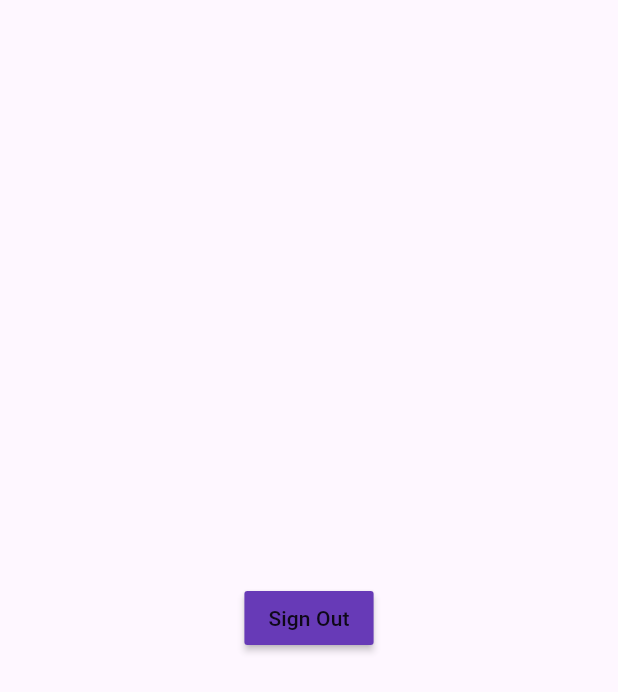
After one commit to Abdul-Hadi-Jalil/firebase-basics-tutorial, a Flutter app: the screen it shows once a user with an empty profile is signed in, after a tap on "Sign Out", on a phone screen of 412 x 824 dp. The commit adds this screen. Shown: the top 692 px of the screen. Run offline on Flutter 3.47's test engine with Material 3 defaults, Android fonts, the light colour scheme and no system bars; our stand-ins replace firebase_auth, firebase_core; accounts and stored records are empty; network calls fail.

Commit message:
implemented the firebase in app and create a user, and login in with it

```diff
--- /dev/null
+++ b/lib/app.dart
@@ -0,0 +1,24 @@
+import 'package:firebase_basics_tutorial/screens/home_screen.dart';
+import 'package:firebase_basics_tutorial/screens/login_screen.dart';
+import 'package:flutter/material.dart';
+import 'package:firebase_auth/firebase_auth.dart';
+
+class App extends StatelessWidget {
+  const App({super.key});
+
+  @override
+  Widget build(BuildContext context) {
+    return Scaffold(
+      body: StreamBuilder<User?>(
+        stream: FirebaseAuth.instance.authStateChanges(),
+        builder: (context, snapshot) {
+          if (snapshot.hasData) {
+            return HomeScreen();
+          } else {
+            return LoginScreen();
+          }
+        },
+      ),
+    );
+  }
+}
--- a/lib/main.dart
+++ b/lib/main.dart
@@ -1,5 +1,5 @@
+import 'package:firebase_basics_tutorial/app.dart';
 import 'package:firebase_basics_tutorial/firebase_options.dart';
-import 'package:firebase_basics_tutorial/screens/login_screen.dart';
 import 'package:firebase_core/firebase_core.dart';
 import 'package:flutter/material.dart';
 
@@ -18,7 +18,7 @@ class MyApp extends StatelessWidget {
     return MaterialApp(
       title: 'Flutter Firebase basics tutorial',
       debugShowCheckedModeBanner: false,
-      home: LoginScreen(),
+      home: App(),
     );
   }
 }
--- /dev/null
+++ b/lib/screens/home_screen.dart
@@ -0,0 +1,27 @@
+import 'package:firebase_auth/firebase_auth.dart';
+import 'package:flutter/material.dart';
+
+class HomeScreen extends StatelessWidget {
+  const HomeScreen({super.key});
+
+  @override
+  Widget build(BuildContext context) {
+    return Scaffold(
+      body: Center(
+        child: Column(
+          mainAxisAlignment: MainAxisAlignment.center,
+          children: [
+            MaterialButton(
+              onPressed: () {
+                FirebaseAuth.instance.signOut();
+              },
+              color: Colors.deepPurple,
+              minWidth: 40,
+              child: Text('Sign Out'),
+            ),
+          ],
+        ),
+      ),
+    );
+  }
+}
--- a/lib/screens/login_screen.dart
+++ b/lib/screens/login_screen.dart
@@ -1,3 +1,5 @@
+import 'package:firebase_auth/firebase_auth.dart';
+import 'package:firebase_core/firebase_core.dart';
 import 'package:flutter/material.dart';
 
 class LoginScreen extends StatefulWidget {
@@ -8,6 +10,24 @@ class LoginScreen extends StatefulWidget {
 }
 
 class _LoginScreenState extends State<LoginScreen> {
+  final TextEditingController _emailController = TextEditingController();
+  final TextEditingController _passwordController = TextEditingController();
+
+  // sign in function
+  void signIn() async {
+    await FirebaseAuth.instance.signInWithEmailAndPassword(
+      email: _emailController.text,
+      password: _passwordController.text,
+    );
+  }
+
+  @override
+  void dispose() {
+    _emailController.dispose();
+    _passwordController.dispose();
+    super.dispose();
+  }
+
   @override
   Widget build(BuildContext context) {
     return Scaffold(
@@ -16,6 +36,7 @@ class _LoginScreenState extends State<LoginScreen> {
         child: Center(
           child: Padding(
             padding: const EdgeInsets.all(20.0),
+            child: SingleChildScrollView(
               child: Column(
                 mainAxisAlignment: MainAxisAlignment.center,
                 children: [
@@ -37,14 +58,15 @@ class _LoginScreenState extends State<LoginScreen> {
 
                   // email text field
                   TextField(
+                    controller: _emailController,
                     decoration: InputDecoration(
                       enabledBorder: OutlineInputBorder(
                         borderRadius: BorderRadius.circular(9),
-                      borderSide: BorderSide.none,
+                        borderSide: BorderSide(color: Colors.white),
                       ),
                       focusedBorder: OutlineInputBorder(
                         borderRadius: BorderRadius.circular(9),
-                      borderSide: BorderSide.none,
+                        borderSide: BorderSide(color: Colors.deepPurple),
                       ),
                       fillColor: Colors.white,
                       filled: true,
@@ -56,15 +78,16 @@ class _LoginScreenState extends State<LoginScreen> {
 
                   // password text field
                   TextField(
+                    controller: _passwordController,
                     obscureText: true,
                     decoration: InputDecoration(
                       enabledBorder: OutlineInputBorder(
                         borderRadius: BorderRadius.circular(9),
-                      borderSide: BorderSide.none,
+                        borderSide: BorderSide(color: Colors.white),
                       ),
                       focusedBorder: OutlineInputBorder(
                         borderRadius: BorderRadius.circular(9),
-                      borderSide: BorderSide.none,
+                        borderSide: BorderSide(color: Colors.deepPurple),
                       ),
                       fillColor: Colors.white,
                       filled: true,
@@ -76,9 +99,11 @@ class _LoginScreenState extends State<LoginScreen> {
 
                   // sign in
                   ElevatedButton(
-                  onPressed: () {},
+                    onPressed: signIn,
                     style: ButtonStyle(
-                    backgroundColor: WidgetStateProperty.all(Colors.deepPurple),
+                      backgroundColor: WidgetStateProperty.all(
+                        Colors.deepPurple,
+                      ),
                       foregroundColor: WidgetStateProperty.all(Colors.white),
                       shape: WidgetStateProperty.all(
                         RoundedRectangleBorder(
@@ -91,7 +116,10 @@ class _LoginScreenState extends State<LoginScreen> {
                     ),
                     child: Text(
                       'Sign In',
-                    style: TextStyle(fontWeight: FontWeight.bold, fontSize: 18),
+                      style: TextStyle(
+                        fontWeight: FontWeight.bold,
+                        fontSize: 18,
+                      ),
                     ),
                   ),
 
@@ -120,6 +148,7 @@ class _LoginScreenState extends State<LoginScreen> {
             ),
           ),
         ),
+      ),
     );
   }
 }
```
Lines whose indentation alone changed are shown as unchanged.
